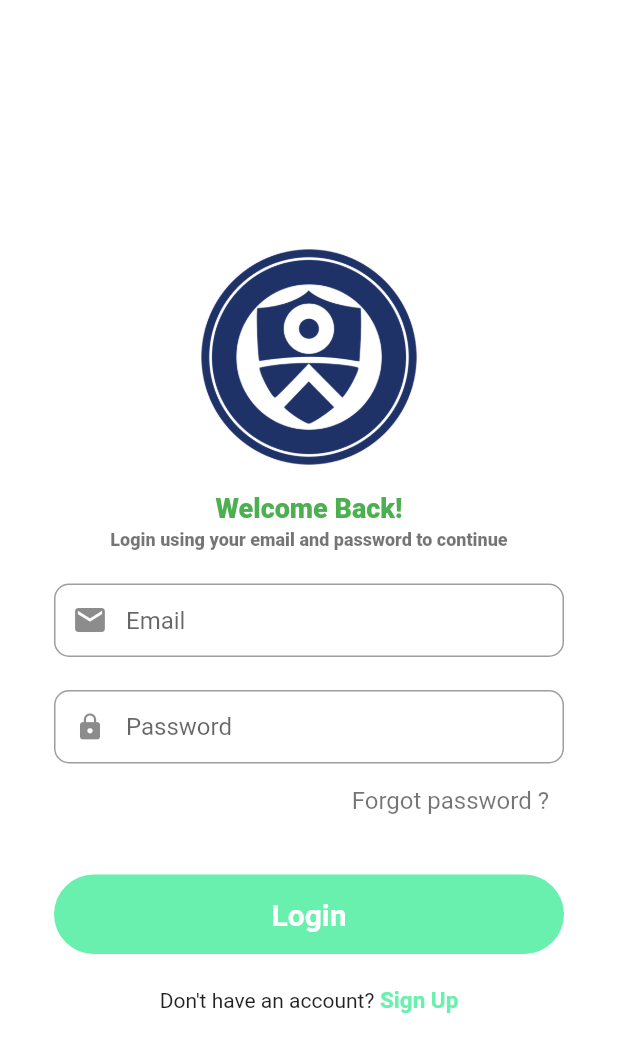
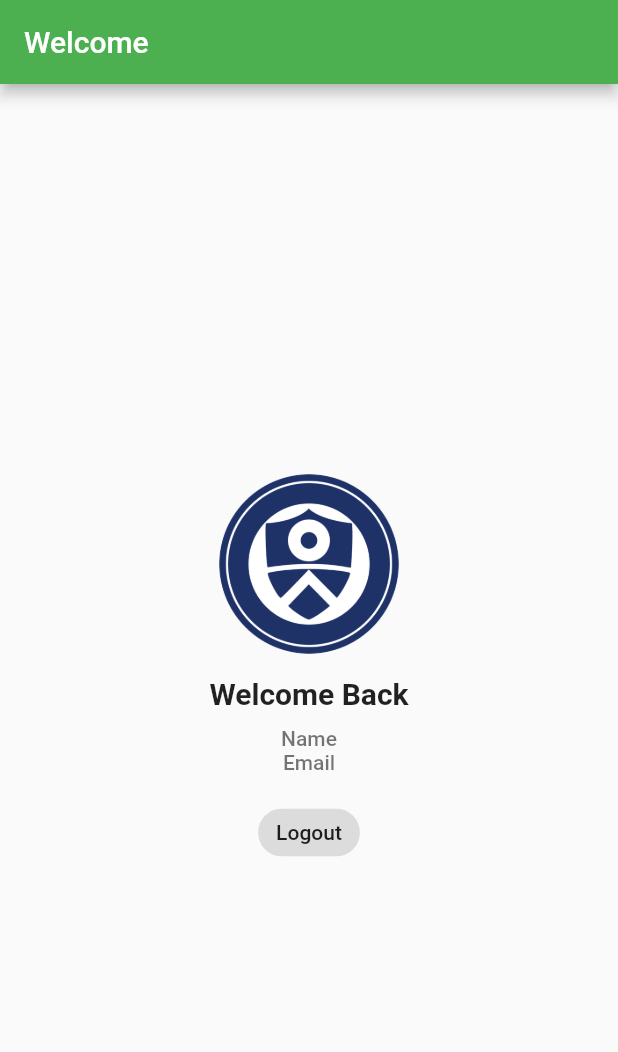
Before and after one commit to itsmelaxman/Flutter-Firebase-Login-System-, a Flutter app: the screen it shows after launch, after a tap on "Login", on a phone screen of 412 x 824 dp. Shown: the top 1052 px of the screen. Run offline on Flutter 3.47's test engine with Material 2 defaults, Android fonts, the phone set to English and light mode, and no system bars.

Commit message:
home screen page ui completed

```diff
--- a/lib/screens/home_screen.dart
+++ b/lib/screens/home_screen.dart
@@ -0,0 +1,70 @@
+import 'package:flutter/material.dart';
+
+class HomeScreen extends StatefulWidget {
+  const HomeScreen({Key? key}) : super(key: key);
+
+  @override
+  _HomeScreenState createState() => _HomeScreenState();
+}
+
+class _HomeScreenState extends State<HomeScreen> {
+  @override
+  Widget build(BuildContext context) {
+    return Scaffold(
+      appBar: AppBar(
+        title: const Text('Welcome '),
+      ),
+      body: Center(
+        child: Padding(
+          padding: const EdgeInsets.all(
+            20,
+          ),
+          child: Column(
+            mainAxisAlignment: MainAxisAlignment.center,
+            crossAxisAlignment: CrossAxisAlignment.center,
+            children: [
+              SizedBox(
+                height: 150,
+                child: Image.asset(
+                  'assets/logo.png',
+                  fit: BoxFit.contain,
+                ),
+              ),
+              const Text(
+                'Welcome Back',
+                style: TextStyle(
+                  fontSize: 20,
+                  fontWeight: FontWeight.bold,
+                ),
+              ),
+              const SizedBox(
+                height: 10,
+              ),
+              const Text(
+                'Name',
+                style: TextStyle(
+                  color: Colors.black54,
+                  fontWeight: FontWeight.w500,
+                ),
+              ),
+              const Text(
+                'Email',
+                style: TextStyle(
+                  color: Colors.black54,
+                  fontWeight: FontWeight.w500,
+                ),
+              ),
+              const SizedBox(
+                height: 15,
+              ),
+              ActionChip(
+                label: const Text('Logout'),
+                onPressed: () {},
+              ),
+            ],
+          ),
+        ),
+      ),
+    );
+  }
+}
--- a/lib/screens/login_page.dart
+++ b/lib/screens/login_page.dart
@@ -1,4 +1,5 @@
 import 'package:flutter/material.dart';
+import 'package:signup_signin/screens/home_screen.dart';
 import 'package:signup_signin/screens/registration_screen.dart';
 
 class LoginScreen extends StatefulWidget {
@@ -94,7 +95,14 @@ class _LoginScreenState extends State<LoginScreen> {
       child: MaterialButton(
         padding: EdgeInsets.fromLTRB(20, 15, 20, 15),
         minWidth: MediaQuery.of(context).size.width,
-        onPressed: () {},
+        onPressed: () {
+          Navigator.pushReplacement(
+            context,
+            MaterialPageRoute(
+              builder: (context) => HomeScreen(),
+            ),
+          );
+        },
         child: const Text(
           'Login',
           textAlign: TextAlign.center,
```
